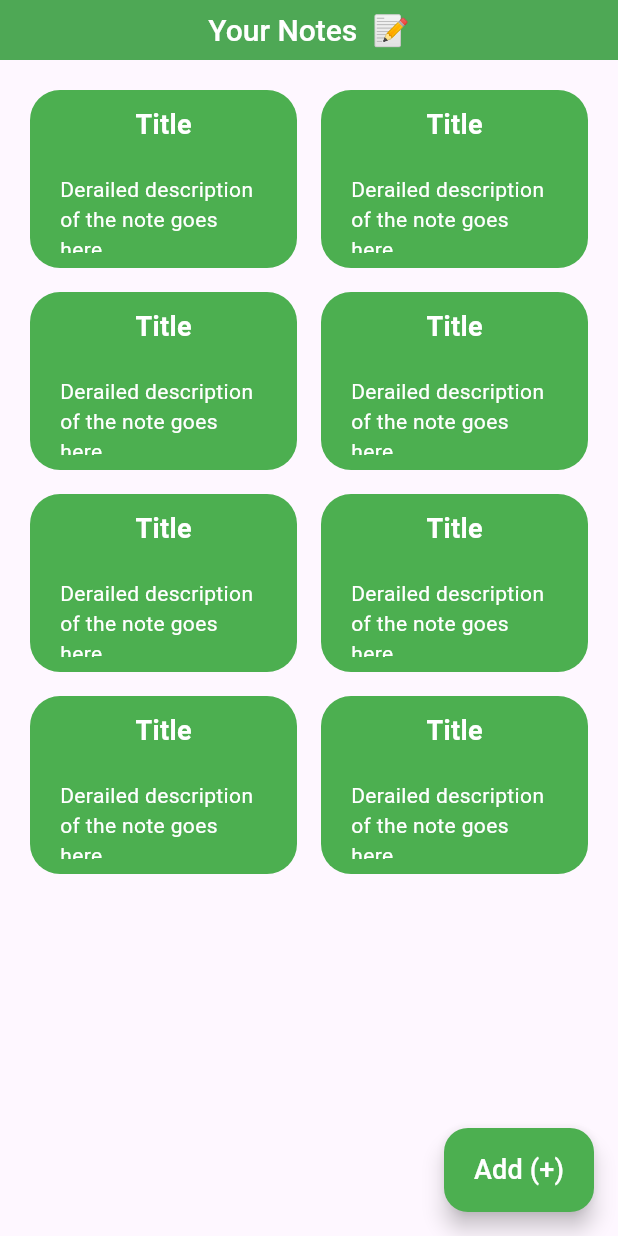
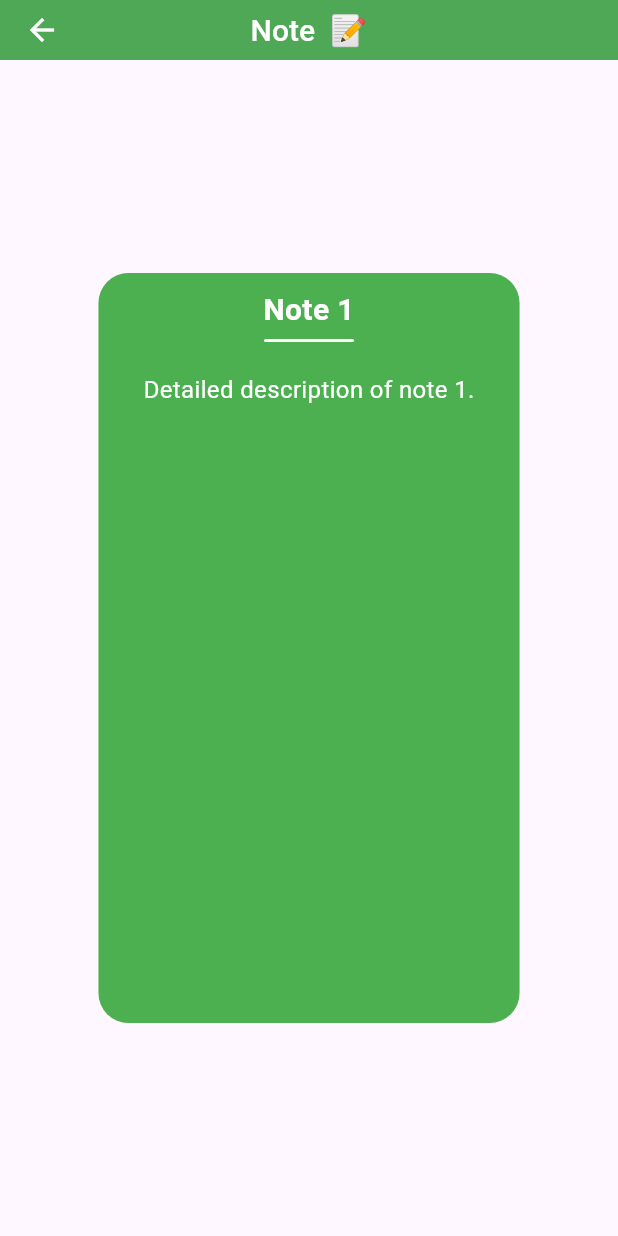
Before and after one commit to TheSileoPraveen/learn_hive, a Flutter app: the screen it shows after launch, after a tap on "Title", on a phone screen of 412 x 824 dp. Run offline on Flutter 3.47's test engine with Material 3 defaults, Android fonts, the phone set to English and light mode, and no system bars; our stand-ins replace get.

Commit message:
done ui of note description screen.

```diff
--- /dev/null
+++ b/lib/note_description_screen.dart
@@ -0,0 +1,83 @@
+import 'package:flutter/material.dart';
+import 'package:get/get.dart';
+
+class NoteDescriptionScreen extends StatelessWidget {
+  const NoteDescriptionScreen({super.key});
+
+  @override
+  Widget build(BuildContext context) {
+    return Scaffold(
+      appBar: PreferredSize(
+        preferredSize: const Size.fromHeight(40),
+        child: AppBar(
+          leading: InkWell(
+            onTap: () => Get.back(),
+            child: Icon(Icons.arrow_back, color: Colors.white),
+          ),
+          elevation: 3,
+          title: const Text(
+            'Note  📝',
+            style: TextStyle(
+              color: Colors.white,
+              fontSize: 20,
+              fontWeight: FontWeight.w500,
+            ),
+          ),
+          centerTitle: true,
+          backgroundColor: Colors.green,
+        ),
+      ),
+      body: Center(
+        child: Padding(
+          padding: const EdgeInsets.only(
+            top: 30,
+            bottom: 30,
+            left: 20,
+            right: 20,
+          ),
+          child: Container(
+            height: 500,
+            decoration: BoxDecoration(
+              color: Colors.green,
+              borderRadius: BorderRadius.circular(20),
+            ),
+            child: Padding(
+              padding: const EdgeInsets.symmetric(horizontal: 30, vertical: 10),
+              child: Column(
+                crossAxisAlignment: CrossAxisAlignment.center,
+                mainAxisAlignment: MainAxisAlignment.start,
+                children: [
+                  Text(
+                    '${Get.arguments['title']}',
+                    style: const TextStyle(
+                      color: Colors.white,
+                      fontSize: 20,
+                      fontWeight: FontWeight.bold,
+                    ),
+                  ),
+                  SizedBox(height: 5),
+                  Container(
+                    width: 60,
+                    decoration: BoxDecoration(
+                      color: Colors.white,
+                      borderRadius: BorderRadius.circular(20),
+                    ),
+
+                    height: 2,
+                  ),
+                  SizedBox(height: 20),
+                  Flexible(
+                    child: Text(
+                      '${Get.arguments['description']}',
+                      style: const TextStyle(color: Colors.white, fontSize: 16),
+                    ),
+                  ),
+                ],
+              ),
+            ),
+          ),
+        ),
+      ),
+    );
+  }
+}
--- a/lib/note_screen.dart
+++ b/lib/note_screen.dart
@@ -1,4 +1,7 @@
 import 'package:flutter/material.dart';
+import 'package:get/get.dart';
+import 'package:get/get_core/src/get_main.dart';
+import 'package:learn_hive/note_description_screen.dart';
 
 class NoteScreen extends StatelessWidget {
   const NoteScreen({super.key});
@@ -33,7 +36,13 @@ class NoteScreen extends StatelessWidget {
         itemCount: 8,
         itemBuilder: (context, index) {
           return InkWell(
-            onTap: () {},
+            onTap: () {
+              Get.to(NoteDescriptionScreen(),
+              arguments: {
+                'title': 'Note ${index + 1}',
+                'description': 'Detailed description of note ${index + 1}.',
+              });
+            },
             borderRadius: BorderRadius.circular(20),
             child: Container(
               decoration: BoxDecoration(
```
